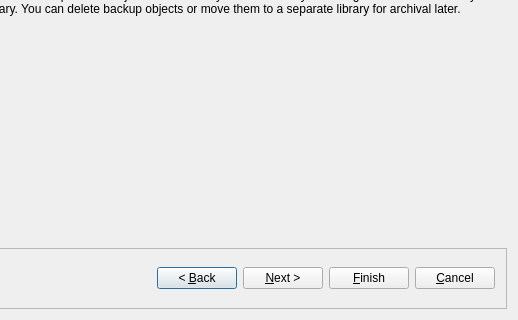
First picture: the form in src/gui/newclusterdialog_q.ui, repository fwbuilder/fwbuilder, before the edit; both pictures show x 133 to 651 and y 324 to 644 of the 651 by 644 pixel window.
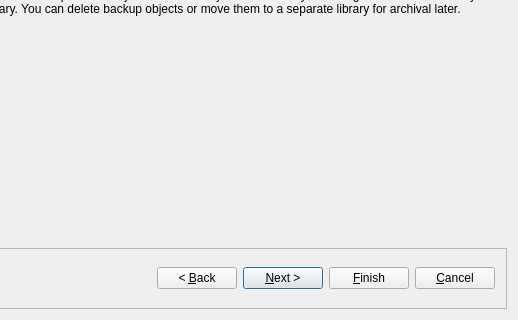
Second picture: the form after the edit. Custom widgets are drawn as their Qt base class.

Commit message: Added default buttons in new cluster dialog (refs #1593)

What changed in the file:
```diff
--- a/src/gui/newclusterdialog_q.ui
+++ b/src/gui/newclusterdialog_q.ui
@@ -88,6 +88,9 @@
         <property name="text">
          <string>&amp;Next &gt;</string>
         </property>
+        <property name="default">
+         <bool>true</bool>
+        </property>
         <property name="flat">
          <bool>false</bool>
         </property>
```
The commit also changes 1 other file.
